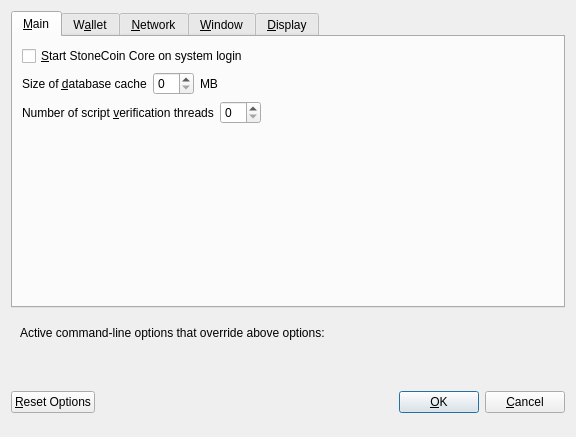
Before: the Qt Designer form src/qt/forms/optionsdialog.ui in stonecoinproject/Stonecoin, drawn with Qt 5.
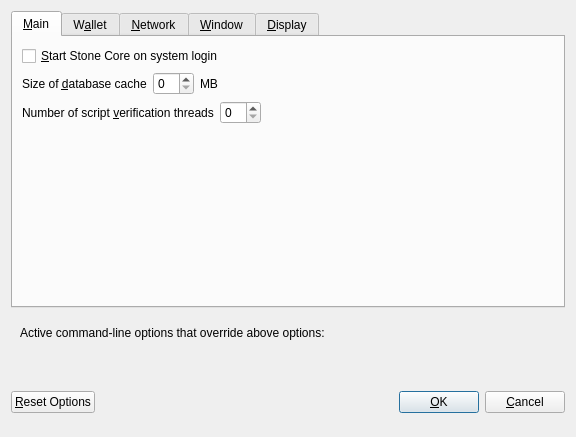
After: the same form once the commit is applied. Custom widgets are drawn as their Qt base class.

The edit to the form file:
```diff
--- a/src/qt/forms/optionsdialog.ui
+++ b/src/qt/forms/optionsdialog.ui
@@ -33,7 +33,7 @@
           <string>Automatically start StoneCoin Core after logging in to the system.</string>
          </property>
          <property name="text">
-          <string>&amp;Start StoneCoin Core on system login</string>
+          <string>&amp;Start Stone Core on system login</string>
          </property>
         </widget>
        </item>
```
Left out of the diff: 14 changed lines with no effect on the pictures.
